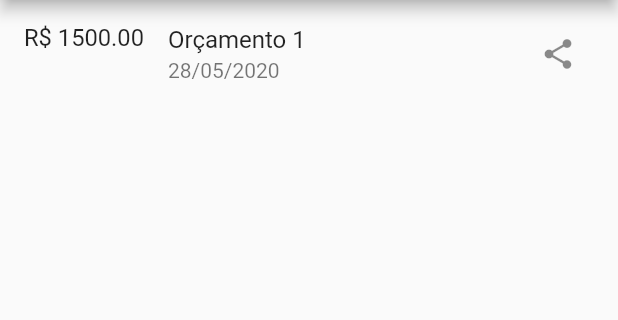
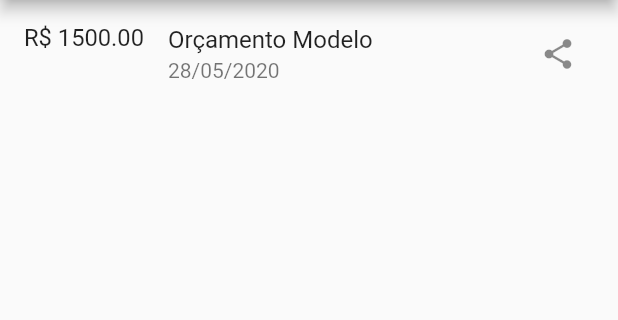
Before and after one commit to dpjoaopedro/empreiteiraApp, a Flutter app: the screen it shows after launch, on a phone screen of 412 x 824 dp, the part 84-404 px from its top. Run offline on Flutter 3.47's test engine with Material 2 defaults, Android fonts, the phone set to English and light mode, and no system bars; our stand-ins replace pdf, shared_preferences; missing offline and left inert: share_extend.

Commit message:
adjust dummy data

```diff
--- a/lib/data/dummy_data.dart
+++ b/lib/data/dummy_data.dart
@@ -7,7 +7,7 @@ import 'package:empreiteiraApp/models/payment_item_model.dart';
 final dummyData = [
   BudgetModel(
     id: '1',
-    title: 'Orçamento 1',
+    title: 'Orçamento Modelo',
     price: 1500,
     materialsAndTools: 'Todos os materiais e ferramentas são de responsabilidade do contratante',
     client: ClientModel(id: '1', cod: '100.899.946-66', name: 'Funalo da Silva'),
```
